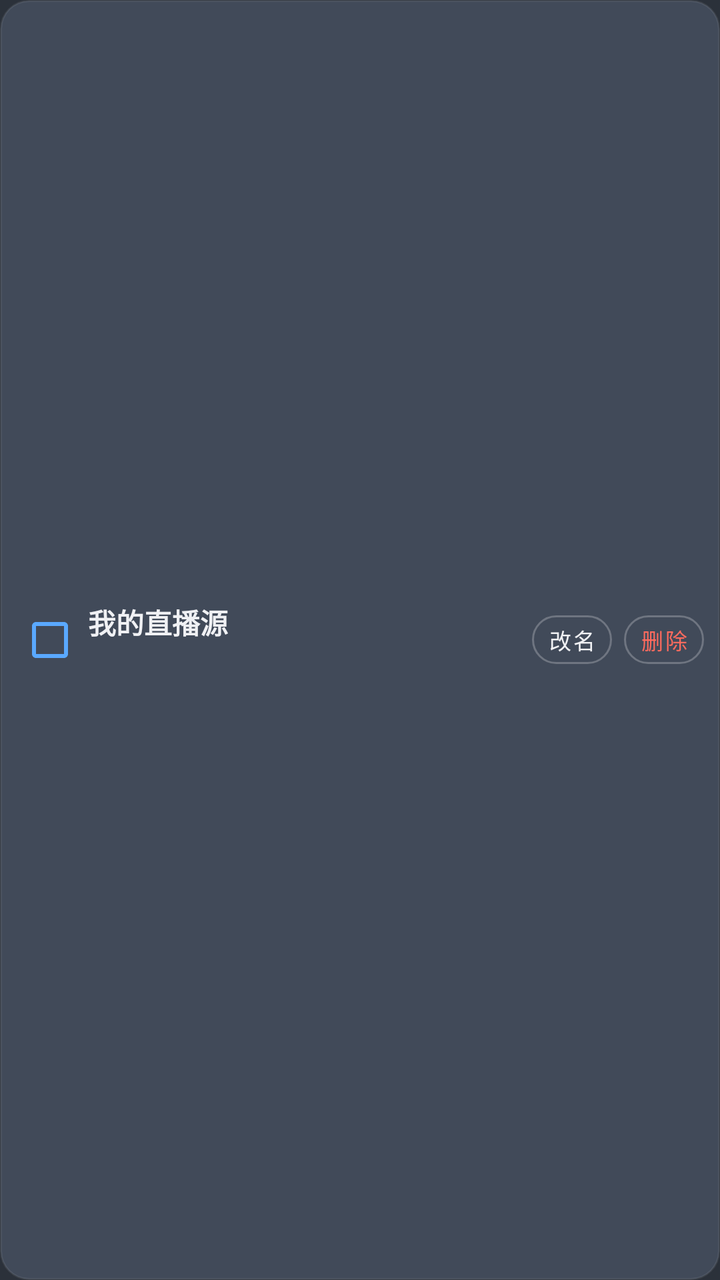
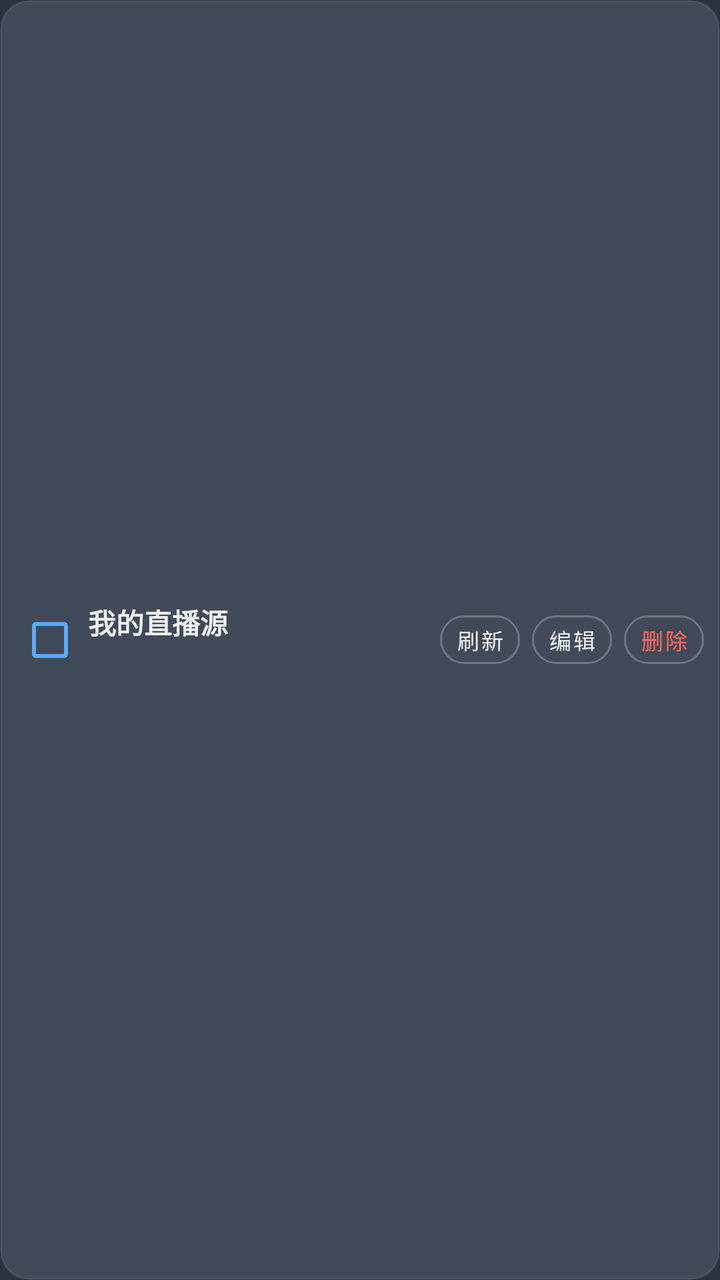

The first picture is an Android layout as it rendered before a commit; the second is the same layout after the commit. The layout source and the unified diff follow.
<!-- AndroidManifest.xml: application theme Theme.IPTVPlayer -->
<!-- res/layout/item_playlist_source.xml -->
<?xml version="1.0" encoding="utf-8"?>
<LinearLayout xmlns:android="http://schemas.android.com/apk/res/android"
    android:layout_width="match_parent"
    android:layout_height="wrap_content"
    android:orientation="horizontal"
    android:gravity="center_vertical"
    android:background="@drawable/bg_source_item"
    android:paddingStart="8dp"
    android:paddingEnd="8dp"
    android:paddingTop="10dp"
    android:paddingBottom="10dp"
    android:layout_marginBottom="8dp">

    <CheckBox
        android:id="@+id/cbEnabled"
        android:layout_width="34dp"
        android:layout_height="wrap_content"
        android:minWidth="0dp"
        android:minHeight="0dp"
        android:buttonTint="@color/primary"
        android:contentDescription="@string/source_enable" />

    <LinearLayout
        android:layout_width="0dp"
        android:layout_height="wrap_content"
        android:layout_weight="1"
        android:layout_marginStart="2dp"
        android:layout_marginEnd="4dp"
        android:orientation="vertical">

        <TextView
            android:id="@+id/tvSourceName"
            android:layout_width="match_parent"
            android:layout_height="wrap_content"
            android:text="我的直播源"
            android:textSize="14sp"
            android:textStyle="bold"
            android:textColor="@color/text_primary"
            android:maxLines="1"
            android:ellipsize="end" />

        <TextView
            android:id="@+id/tvSourceDetail"
            android:layout_width="match_parent"
            android:layout_height="wrap_content"
            android:layout_marginTop="3dp"
            android:text=""
            android:textSize="11sp"
            android:textColor="@color/text_secondary"
            android:maxLines="1"
            android:ellipsize="end" />
    </LinearLayout>

    <Button
        android:id="@+id/btnRename"
        style="@style/GhostButton"
        android:layout_width="wrap_content"
        android:layout_height="wrap_content"
        android:minWidth="0dp"
        android:minHeight="34dp"
        android:paddingStart="8dp"
        android:paddingEnd="8dp"
        android:text="@string/source_rename"
        android:textSize="11sp" />

    <Button
        android:id="@+id/btnDelete"
        style="@style/GhostButton"
        android:layout_width="wrap_content"
        android:layout_height="wrap_content"
        android:layout_marginStart="6dp"
        android:minWidth="0dp"
        android:minHeight="34dp"
        android:paddingStart="8dp"
        android:paddingEnd="8dp"
        android:text="@string/source_delete"
        android:textColor="@color/red"
        android:textSize="11sp" />
</LinearLayout>
<!-- resources referenced by this layout -->
<resources>
  <color name="primary">#FF5AA9FF</color>
  <color name="red">#FFFF6B5E</color>
  <color name="text_primary">#FFF0F1F4</color>
  <color name="text_secondary">#FFB9BDC6</color>
  <!-- drawable bg_source_item (drawable) -->
  <?xml version="1.0" encoding="utf-8"?>
  <shape xmlns:android="http://schemas.android.com/apk/res/android"
      android:shape="rectangle">
      <solid android:color="#FF414A59" />
      <corners android:radius="14dp" />
      <stroke android:width="1dp" android:color="#14FFFFFF" />
  </shape>
  <string name="source_delete">删除</string>
  <string name="source_enable">启用该直播源</string>
  <string name="source_rename">改名</string>
  <style name="GhostButton" parent="Widget.MaterialComponents.Button.OutlinedButton">
          <item name="android:textColor">@color/text_primary</item>
          <item name="android:textSize">15sp</item>
          <item name="cornerRadius">22dp</item>
          <item name="strokeColor">@color/border_strong</item>
          <item name="strokeWidth">1dp</item>
          <item name="android:stateListAnimator">@animator/focus_scale</item>
      </style>
  <style name="Theme.IPTVPlayer" parent="Theme.MaterialComponents.NoActionBar">
          <item name="colorPrimary">@color/primary</item>
          <item name="colorPrimaryDark">@color/background</item>
          <item name="colorAccent">@color/accent</item>
          <item name="colorSecondary">@color/accent</item>
          <item name="android:windowBackground">@color/background</item>
          <item name="android:textColorPrimary">@color/text_primary</item>
          <item name="android:textColorSecondary">@color/text_secondary</item>
          <item name="android:textColorHint">@color/text_hint</item>
          <item name="android:windowNoTitle">true</item>
          <item name="android:windowFullscreen">false</item>
  
          
          <item name="alertDialogTheme">@style/Theme.IPTVPlayer.Dialog</item>
          <item name="materialAlertDialogTheme">@style/Theme.IPTVPlayer.Dialog</item>
      </style>
  <color name="border_strong">#3DFFFFFF</color>
  <color name="background">#FF2B313A</color>
  <color name="accent">#FF8CC4FF</color>
  <color name="text_hint">#FF90959E</color>
  <style name="Theme.IPTVPlayer.Dialog" parent="ThemeOverlay.MaterialComponents.Dialog.Alert">
          <item name="colorSurface">@color/surface</item>
          <item name="colorOnSurface">@color/text_primary</item>
          <item name="colorPrimary">@color/primary</item>
          <item name="colorAccent">@color/primary</item>
          <item name="android:textColorPrimary">@color/text_primary</item>
          <item name="android:textColorSecondary">@color/text_secondary</item>
          <item name="android:textColorHint">@color/text_hint</item>
          <item name="android:windowBackground">@drawable/bg_dialog_dark</item>
          <item name="buttonBarPositiveButtonStyle">@style/DialogButton</item>
          <item name="buttonBarNegativeButtonStyle">@style/DialogButton</item>
          <item name="buttonBarNeutralButtonStyle">@style/DialogButton</item>
      </style>
  <color name="surface">#FF3A4250</color>
  <!-- drawable bg_dialog_dark (drawable) -->
  <?xml version="1.0" encoding="utf-8"?>
  <shape xmlns:android="http://schemas.android.com/apk/res/android"
      android:shape="rectangle">
      <solid android:color="#FF414A59" />
      <corners android:radius="22dp" />
      <stroke
          android:width="1dp"
          android:color="#24FFFFFF" />
  </shape>
  <style name="DialogButton" parent="Widget.MaterialComponents.Button.TextButton.Dialog">
          <item name="android:textColor">@color/primary</item>
          <item name="android:textSize">15sp</item>
      </style>
</resources>

<!-- the commit's change to res/layout/item_playlist_source.xml (unified diff, before → after) -->
@@ -52,7 +52,7 @@
     </LinearLayout>
 
     <Button
-        android:id="@+id/btnRename"
+        android:id="@+id/btnRefresh"
         style="@style/GhostButton"
         android:layout_width="wrap_content"
         android:layout_height="wrap_content"
@@ -60,7 +60,20 @@
         android:minHeight="34dp"
         android:paddingStart="8dp"
         android:paddingEnd="8dp"
-        android:text="@string/source_rename"
+        android:text="@string/source_refresh"
+        android:textSize="11sp" />
+
+    <Button
+        android:id="@+id/btnRename"
+        style="@style/GhostButton"
+        android:layout_width="wrap_content"
+        android:layout_height="wrap_content"
+        android:layout_marginStart="6dp"
+        android:minWidth="0dp"
+        android:minHeight="34dp"
+        android:paddingStart="8dp"
+        android:paddingEnd="8dp"
+        android:text="@string/source_edit"
         android:textSize="11sp" />
 
     <Button
<!-- resource entries referenced after the edit -->
@@ -13,8 +13,9 @@
       <stroke android:width="1dp" android:color="#14FFFFFF" />
   </shape>
   <string name="source_delete">删除</string>
+  <string name="source_edit">编辑</string>
   <string name="source_enable">启用该直播源</string>
-  <string name="source_rename">改名</string>
+  <string name="source_refresh">刷新</string>
   <style name="GhostButton" parent="Widget.MaterialComponents.Button.OutlinedButton">
           <item name="android:textColor">@color/text_primary</item>
           <item name="android:textSize">15sp</item>
